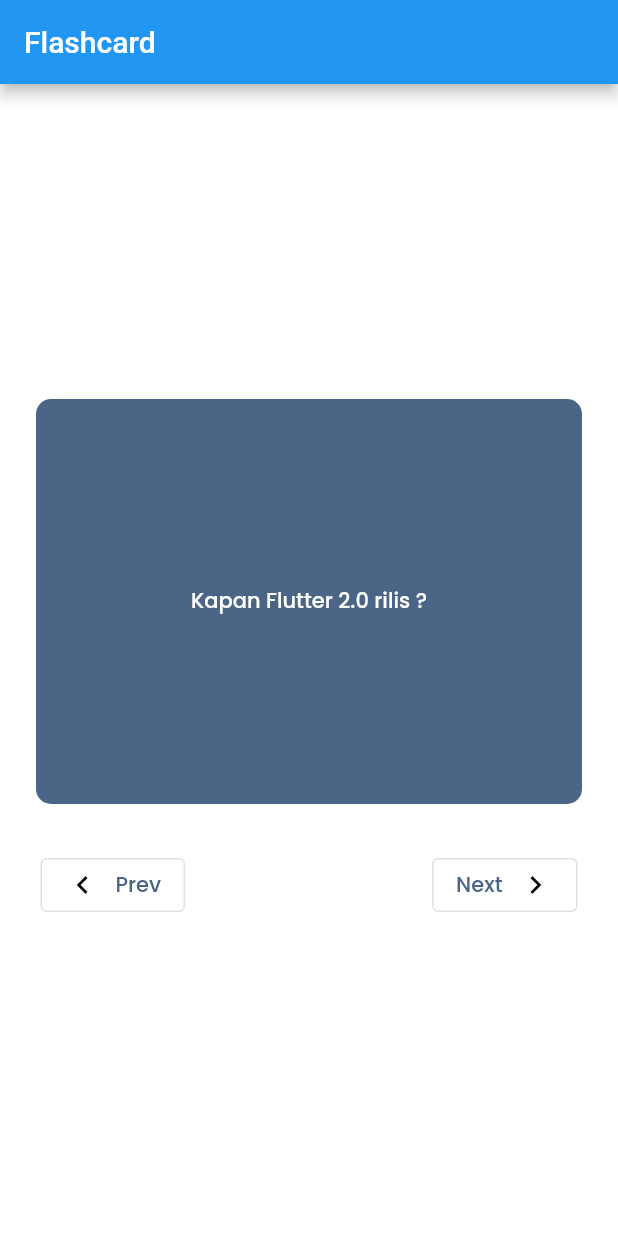
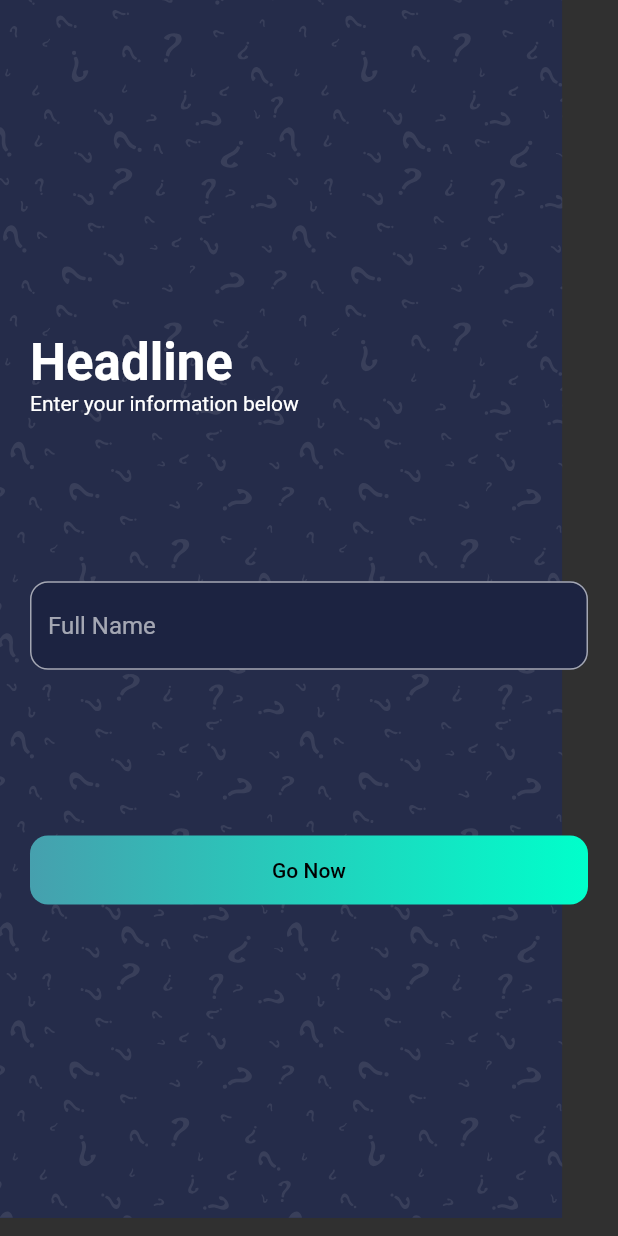
Before and after one commit to MahmudiZukri/flashcard, a Flutter app: the screen it shows after launch, on a phone screen of 412 x 824 dp. Run offline on Flutter 3.47's test engine with Material 2 defaults, Android fonts, the phone set to English and light mode, and no system bars; drawn by our look-alikes of flip_card; our stand-ins replace google_fonts, websafe_svg.

Commit message:
added WelcomePage

```diff
--- a/lib/main.dart
+++ b/lib/main.dart
@@ -11,9 +11,8 @@ class MyApp extends StatelessWidget {
     return MaterialApp(
       debugShowCheckedModeBanner: false,
       title: 'Flashcard',
-      home: HomePage(
-        title: 'Flashcard',
-      ),
+      theme: ThemeData.dark(),
+      home: WelcomePage(),
     );
   }
 }
--- a/lib/shared/theme.dart
+++ b/lib/shared/theme.dart
@@ -1,6 +1,7 @@
 part of 'shared.dart';
 
-const Color greyColor = Color(0xFF4B6587);
+const Color primaryColor = Color(0xFF4B6587);
+const Color secondaryColor = Color(0xFF8B94BC);
 const Color lightGreyColor = Color(0xFFC8C6C6);
 const Color lightColor = Color(0xFFF0E5CF);
 
@@ -9,9 +10,14 @@ const Color backgroundWhite = Colors.white;
 const Color whiteColor = Colors.white;
 const Color blackColor = Colors.black;
 
+const primaryGradient = LinearGradient(
+    colors: [Color(0xFF46A0AE), Color(0xFF00FFCB)],
+    begin: Alignment.centerLeft,
+    end: Alignment.centerRight);
+
 TextStyle blackTextFont = GoogleFonts.poppins(
     color: blackColor, fontSize: 16, fontWeight: FontWeight.w500);
 TextStyle greyTextFont = GoogleFonts.poppins(
-    color: greyColor, fontSize: 16, fontWeight: FontWeight.w500);
+    color: primaryColor, fontSize: 16, fontWeight: FontWeight.w500);
 TextStyle whiteTextFont = GoogleFonts.poppins(
     color: whiteColor, fontSize: 16, fontWeight: FontWeight.w500);
--- a/lib/shared/values.dart
+++ b/lib/shared/values.dart
@@ -1,3 +1,3 @@
 part of 'shared.dart';
 
-const double edge = 24.0;
+const double edge = 20.0;
--- a/lib/ui/pages/home_page.dart
+++ b/lib/ui/pages/home_page.dart
@@ -1,9 +1,7 @@
 part of 'pages.dart';
 
 class HomePage extends StatefulWidget {
-  const HomePage({Key? key, required this.title}) : super(key: key);
-
-  final String title;
+  const HomePage({Key? key}) : super(key: key);
 
   @override
   _HomePageState createState() => _HomePageState();
@@ -13,11 +11,26 @@ class _HomePageState extends State<HomePage> {
   @override
   Widget build(BuildContext context) {
     return Scaffold(
-      backgroundColor: whiteColor,
-      appBar: AppBar(
-        title: Text(widget.title),
+        body: Stack(
+      children: [
+        WebsafeSvg.asset("assets/bg.svg"),
+        Padding(
+          padding: const EdgeInsets.all(edge),
+          child: Container(
+            decoration: BoxDecoration(
+              gradient: primaryGradient,
+              shape: BoxShape.circle,
             ),
-      body: Center(
+            child: IconButton(
+                onPressed: () {
+                  Navigator.push(context,
+                      MaterialPageRoute(builder: (context) => WelcomePage()));
+                },
+                icon: Icon(Icons.chevron_left, color: blackColor)),
+          ),
+        ),
+        SafeArea(
+          child: Center(
               child: Padding(
             padding: EdgeInsets.symmetric(horizontal: edge),
             child: Column(
@@ -33,7 +46,10 @@ class _HomePageState extends State<HomePage> {
                   children: [
                     Container(
                       margin: const EdgeInsets.only(left: 3),
-                  color: whiteColor,
+                      decoration: BoxDecoration(
+                        borderRadius: BorderRadius.circular(3.0),
+                        color: Colors.red[500],
+                      ),
                       child: OutlinedButton(
                         onPressed: () {},
                         child: Row(
@@ -50,7 +66,10 @@ class _HomePageState extends State<HomePage> {
                     ),
                     Container(
                       margin: const EdgeInsets.only(right: 3),
-                  color: whiteColor,
+                      decoration: BoxDecoration(
+                        borderRadius: BorderRadius.circular(3.0),
+                        color: Colors.green[500],
+                      ),
                       child: OutlinedButton(
                         onPressed: () {},
                         child: Row(
@@ -70,6 +89,8 @@ class _HomePageState extends State<HomePage> {
               ],
             ),
           )),
-    );
+        ),
+      ],
+    ));
   }
 }
--- a/lib/ui/pages/pages.dart
+++ b/lib/ui/pages/pages.dart
@@ -1,5 +1,7 @@
 import 'package:flashcard/shared/shared.dart';
 import 'package:flashcard/ui/widgets/widgets.dart';
 import 'package:flutter/material.dart';
+import 'package:websafe_svg/websafe_svg.dart';
 
 part 'home_page.dart';
+part 'welcome_page.dart';
--- /dev/null
+++ b/lib/ui/pages/welcome_page.dart
@@ -0,0 +1,62 @@
+part of 'pages.dart';
+
+class WelcomePage extends StatelessWidget {
+  const WelcomePage({Key? key}) : super(key: key);
+
+  @override
+  Widget build(BuildContext context) {
+    return Scaffold(
+      body: Stack(
+        children: [
+          WebsafeSvg.asset(
+            "assets/bg.svg",
+          ),
+          SafeArea(
+              child: Padding(
+            padding: const EdgeInsets.symmetric(horizontal: edge),
+            child: Column(
+              crossAxisAlignment: CrossAxisAlignment.start,
+              children: [
+                Spacer(flex: 2),
+                Text("Headline",
+                    style: Theme.of(context).textTheme.headline4!.copyWith(
+                        color: Colors.white, fontWeight: FontWeight.bold)),
+                Text("Enter your information below"),
+                Spacer(),
+                TextField(
+                  decoration: InputDecoration(
+                      filled: true,
+                      fillColor: Color(0xFF1C2341),
+                      hintText: "Full Name",
+                      border: OutlineInputBorder(
+                          borderRadius: BorderRadius.circular(12.0))),
+                ),
+                Spacer(),
+                GestureDetector(
+                  onTap: () {
+                    Navigator.push(context,
+                        MaterialPageRoute(builder: (context) => HomePage()));
+                  },
+                  child: Container(
+                      width: double.infinity,
+                      alignment: Alignment.center,
+                      padding: EdgeInsets.all(edge * 0.75),
+                      decoration: BoxDecoration(
+                        borderRadius: BorderRadius.circular(12.0),
+                        gradient: primaryGradient,
+                      ),
+                      child: Text("Go Now",
+                          style: Theme.of(context)
+                              .textTheme
+                              .button!
+                              .copyWith(color: blackColor))),
+                ),
+                Spacer(flex: 2)
+              ],
+            ),
+          ))
+        ],
+      ),
+    );
+  }
+}
--- a/lib/ui/widgets/custom_card.dart
+++ b/lib/ui/widgets/custom_card.dart
@@ -13,7 +13,7 @@ class CustomCard extends StatelessWidget {
       child: FlipCard(
         direction: FlipDirection.HORIZONTAL,
         front: CustomContainer(
-          color: greyColor,
+          color: primaryColor,
           child: Center(
             child: Text(
               question,
```
Also changed, not shown: lib/models/card_model.dart (+10 -3 lines), pubspec.yaml (+4 -4 lines), assets/bg.svg (added), pubspec.lock. Lines whose indentation alone changed are shown as unchanged.
